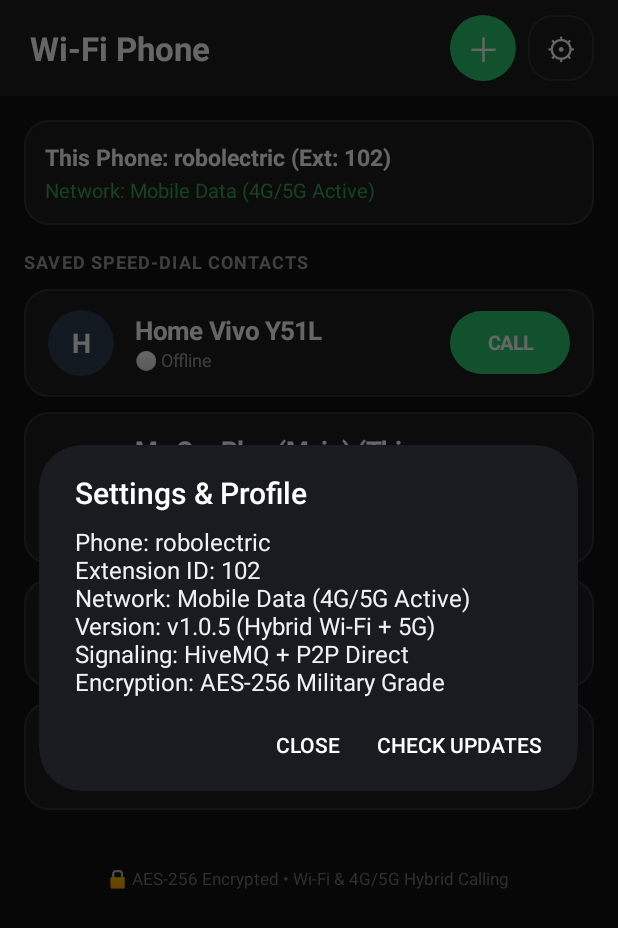
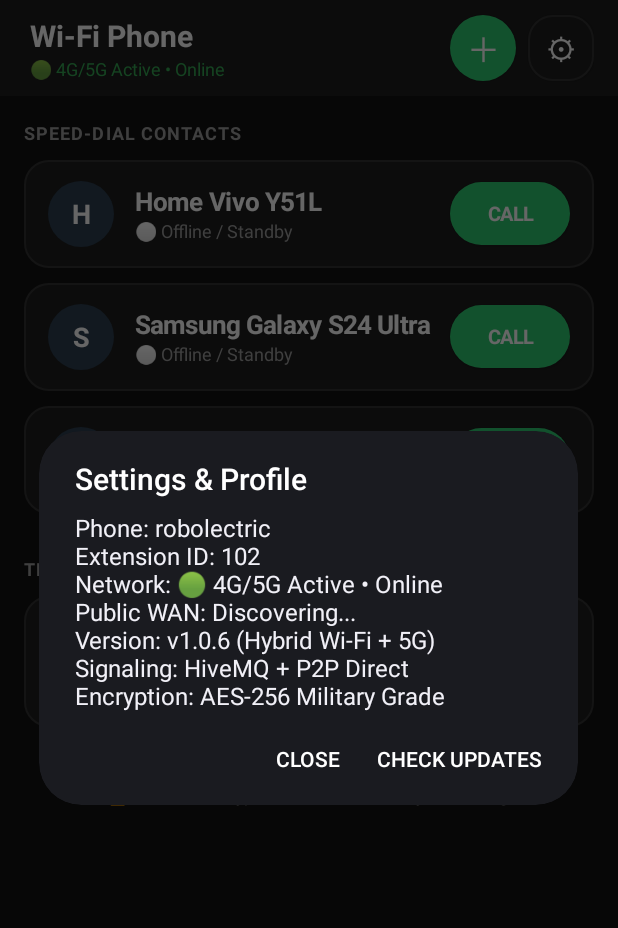
Before and after one commit to sameedkhan7/WiFiCallingApp, an Android app: the MainActivity screen opened directly, with no data from a screen before it, after a tap on an icon or button, on a phone screen of 412 x 824 dp. Shown: the top 928 px of the screen. Run offline under Robolectric (Android 15) with nearby library versions, the phone set to English and light mode, and no system bars; libraries missing offline, so code that uses them is left out: org.eclipse.paho.

Commit message:
v1.0.6: Dynamic Recents, pin self at bottom, STUN NAT traversal for 4G/5G <-> Wi-Fi cross calling

```diff
--- a/app/build.gradle
+++ b/app/build.gradle
@@ -10,8 +10,8 @@ android {
         applicationId "com.secure.wificalling"
         minSdk 21        // Android 5.0 (Vivo Y51L)
         targetSdk 34     // Android 14+ Native (OnePlus, Samsung S24 Ultra, M35)
-        versionCode 5
-        versionName "1.0.5"
+        versionCode 6
+        versionName "1.0.6"
 
         testInstrumentationRunner "androidx.test.runner.AndroidJUnitRunner"
     }
--- a/app/src/main/java/com/secure/wificalling/service/CallBackgroundService.java
+++ b/app/src/main/java/com/secure/wificalling/service/CallBackgroundService.java
@@ -152,7 +152,8 @@ public class CallBackgroundService extends Service implements CallSignaling.Call
     public void onIncomingCall(String callerName, String callerIp, String callerExt) {
         Log.i(TAG, "Incoming call from " + callerName + " (Ext: " + callerExt + ", IP: " + callerIp + ")");
 
-        // 1. Send RINGING response back to caller immediately
+        // 1. Record recents interaction & Send RINGING response back to caller immediately
+        MainActivity.recordInteraction(this, callerExt);
         if (signaling != null) {
             signaling.sendCommand(callerExt, callerIp, "RINGING");
         }
@@ -178,6 +179,7 @@ public class CallBackgroundService extends Service implements CallSignaling.Call
             callIntent.putExtra("CALLER_NAME", callerName);
             callIntent.putExtra("CALLER_IP", callerIp);
             callIntent.putExtra("CALLER_EXT", callerExt);
+            callIntent.putExtra("CALLER_PUBLIC_EP", CallSignaling.getPeerPublicEndpoint(callerExt));
             callIntent.addFlags(Intent.FLAG_ACTIVITY_NEW_TASK | Intent.FLAG_ACTIVITY_CLEAR_TOP | Intent.FLAG_ACTIVITY_REORDER_TO_FRONT);
 
             PendingIntent fullScreenPendingIntent = PendingIntent.getActivity(
--- a/app/src/main/java/com/secure/wificalling/ui/IncomingCallActivity.java
+++ b/app/src/main/java/com/secure/wificalling/ui/IncomingCallActivity.java
@@ -25,6 +25,7 @@ public class IncomingCallActivity extends Activity implements CallSignaling.Call
     private String callerName;
     private String callerIp;
     private String callerExt;
+    private String callerPublicEp;
     private CallSignaling signaling;
     private Handler mainHandler = new Handler(Looper.getMainLooper());
 
@@ -39,6 +40,7 @@ public class IncomingCallActivity extends Activity implements CallSignaling.Call
         callerName = getIntent().getStringExtra("CALLER_NAME");
         callerIp = getIntent().getStringExtra("CALLER_IP");
         callerExt = getIntent().getStringExtra("CALLER_EXT");
+        callerPublicEp = getIntent().getStringExtra("CALLER_PUBLIC_EP");
 
         TextView tvCaller = findViewById(R.id.tvCallerName);
         tvCaller.setText(callerName != null ? callerName : "Incoming Wi-Fi Call");
@@ -82,6 +84,7 @@ public class IncomingCallActivity extends Activity implements CallSignaling.Call
         inCall.putExtra("REMOTE_NAME", callerName);
         inCall.putExtra("REMOTE_IP", callerIp);
         inCall.putExtra("REMOTE_EXT", callerExt);
+        inCall.putExtra("REMOTE_PUBLIC_EP", callerPublicEp != null ? callerPublicEp : CallSignaling.getPeerPublicEndpoint(callerExt));
         inCall.putExtra("IS_OUTGOING", false);
         startActivity(inCall);
 
--- a/app/src/main/java/com/secure/wificalling/ui/MainActivity.java
+++ b/app/src/main/java/com/secure/wificalling/ui/MainActivity.java
@@ -16,7 +16,6 @@ import android.os.Handler;
 import android.os.Looper;
 import android.util.Log;
 import android.view.Gravity;
-import android.view.View;
 import android.widget.Button;
 import android.widget.EditText;
 import android.widget.LinearLayout;
@@ -30,44 +29,67 @@ import com.secure.wificalling.service.CallBackgroundService;
 import com.secure.wificalling.updater.UpdateManager;
 import org.json.JSONArray;
 import org.json.JSONObject;
-import java.net.InetSocketAddress;
-import java.net.Socket;
 import java.util.ArrayList;
+import java.util.Collections;
 import java.util.List;
-import java.util.concurrent.Executors;
 
 /**
  * Google Dialer Speed-Dial & Contact Management Screen.
- * Prevents self-calling, displays live Wi-Fi vs 4G/5G status,
- * and manages speed-dial contacts.
+ * - Dynamic Recents: Most recently called/calling contact jumps to #1 at top.
+ * - Current device is always pinned at the VERY BOTTOM with 'YOU' badge.
+ * - Wi-Fi & 4G/5G Hybrid Calling with HiveMQ & STUN P2P.
  */
 public class MainActivity extends Activity {
 
     private static final String TAG = "MainActivity";
     private static final int PERMISSION_REQ_CODE = 2001;
-    private static final String PREFS_NAME = "WiFiCallingPrefs";
-    private static final String KEY_CONTACTS_JSON = "CONTACTS_JSON_V3";
+    public static final String PREFS_NAME = "WiFiCallingPrefs";
+    public static final String KEY_CONTACTS_JSON = "CONTACTS_JSON_V4";
 
     public static class ContactItem {
         public String ext;      // Extension ID (e.g. "101", "102", "103", "104")
         public String name;     // Display name
         public String query;    // Device model filter
         public String directIp; // Optional static IP
+        public long lastInteractionTime; // Timestamp of last call for recents sorting
 
-        public ContactItem(String ext, String name, String query, String directIp) {
+        public ContactItem(String ext, String name, String query, String directIp, long lastInteractionTime) {
             this.ext = ext;
             this.name = name;
             this.query = query;
             this.directIp = directIp;
+            this.lastInteractionTime = lastInteractionTime;
+        }
+
+        public ContactItem(String ext, String name, String query, String directIp) {
+            this(ext, name, query, directIp, 0);
         }
     }
 
     private SharedPreferences prefs;
     private List<ContactItem> contactList = new ArrayList<>();
     private LinearLayout containerContacts;
-    private TextView tvMyDeviceName, tvMyDeviceIp;
+    private TextView tvMyDeviceIp;
     private Handler mainHandler = new Handler(Looper.getMainLooper());
     private String myExtId;
+
+    public static void recordInteraction(Context context, String ext) {
+        if (context == null || ext == null || ext.isEmpty()) return;
+        try {
+            SharedPreferences prefs = context.getSharedPreferences(PREFS_NAME, Context.MODE_PRIVATE);
+            String json = prefs.getString(KEY_CONTACTS_JSON, null);
+            if (json != null && !json.isEmpty()) {
+                JSONArray arr = new JSONArray(json);
+                for (int i = 0; i < arr.length(); i++) {
+                    JSONObject obj = arr.getJSONObject(i);
+                    if (ext.equals(obj.optString("ext", ""))) {
+                        obj.put("lastInteractionTime", System.currentTimeMillis());
+                    }
+                }
+                prefs.edit().putString(KEY_CONTACTS_JSON, arr.toString()).apply();
+            }
+        } catch (Exception ignored) {}
+    }
 
     @Override
     protected void onCreate(Bundle savedInstanceState) {
@@ -83,12 +105,10 @@ public class MainActivity extends Activity {
 
             myExtId = CallSignaling.detectMyExtensionId();
 
-            tvMyDeviceName = findViewById(R.id.tvMyDeviceName);
             tvMyDeviceIp = findViewById(R.id.tvMyDeviceIp);
             containerContacts = findViewById(R.id.containerContacts);
 
-            tvMyDeviceName.setText("This Phone: " + Build.MODEL + " (Ext: " + myExtId + ")");
-            tvMyDeviceIp.setText("Network: " + getNetworkStatusString());
+            tvMyDeviceIp.setText(getNetworkStatusString());
 
             Button btnAdd = findViewById(R.id.btnTopAddContact);
             Button btnSettings = findViewById(R.id.btnTopSettings);
@@ -112,12 +132,22 @@ public class MainActivity extends Activity {
         }
     }
 
+    @Override
+    protected void onResume() {
+        super.onResume();
+        loadContacts();
+        renderContactsUI();
+        if (tvMyDeviceIp != null) {
+            tvMyDeviceIp.setText(getNetworkStatusString());
+        }
+    }
+
     private String getNetworkStatusString() {
         String ip = getMyWifiIp();
         if (ip.equals("127.0.0.1") || ip.isEmpty()) {
-            return "Mobile Data (4G/5G Active)";
+            return "🟢 4G/5G Active • Online";
         }
-        return "Wi-Fi IP: " + ip;
+        return "🟢 Wi-Fi: " + ip;
     }
 
     private String getMyWifiIp() {
@@ -135,11 +165,11 @@ public class MainActivity extends Activity {
 
     private void loadContacts() {
         contactList.clear();
-        // Always establish the 4 designated family extension lines
-        contactList.add(new ContactItem("101", "Home Vivo Y51L", "Vivo", ""));
-        contactList.add(new ContactItem("102", "My OnePlus (Main)", "OnePlus", ""));
-        contactList.add(new ContactItem("103", "Samsung Galaxy S24 Ultra", "S24", ""));
-        contactList.add(new ContactItem("104", "Samsung Galaxy M35 5G", "M35", ""));
+        // Staggered initial timestamps so the default list has clean order
+        contactList.add(new ContactItem("101", "Home Vivo Y51L", "Vivo", "", 4000));
+        contactList.add(new ContactItem("102", "My OnePlus (Main)", "OnePlus", "", 3000));
+        contactList.add(new ContactItem("103", "Samsung Galaxy S24 Ultra", "S24", "", 2000));
+        contactList.add(new ContactItem("104", "Samsung Galaxy M35 5G", "M35", "", 1000));
 
         String json = prefs.getString(KEY_CONTACTS_JSON, null);
         if (json != null && !json.isEmpty()) {
@@ -155,6 +185,9 @@ public class MainActivity extends Activity {
                             }
                             if (obj.has("directIp")) {
                                 c.directIp = obj.getString("directIp");
+                            }
+                            if (obj.has("lastInteractionTime")) {
+                                c.lastInteractionTime = obj.getLong("lastInteractionTime");
                             }
                         }
                     }
@@ -173,6 +206,7 @@ public class MainActivity extends Activity {
                 obj.put("name", c.name);
                 obj.put("query", c.query);
                 obj.put("directIp", c.directIp);
+                obj.put("lastInteractionTime", c.lastInteractionTime);
                 arr.put(obj);
             }
             prefs.edit().putString(KEY_CONTACTS_JSON, arr.toString()).apply();
@@ -182,9 +216,47 @@ public class MainActivity extends Activity {
     private void renderContactsUI() {
         containerContacts.removeAllViews();
 
-        for (ContactItem contact : contactList) {
-            boolean isSelf = contact.ext.equals(myExtId);
+        ContactItem selfContact = null;
+        List<ContactItem> others = new ArrayList<>();
 
+        for (ContactItem c : contactList) {
+            if (c.ext.equals(myExtId)) {
+                selfContact = c;
+            } else {
+                others.add(c);
+            }
+        }
+
+        // Sort non-self contacts by lastInteractionTime descending (most recent interaction on top #1)
+        Collections.sort(others, (a, b) -> Long.compare(b.lastInteractionTime, a.lastInteractionTime));
+
+        // 1. Render Top Speed-Dial Family Contacts (Other 3 Devices)
+        for (ContactItem contact : others) {
+            LinearLayout card = createContactCard(contact, false);
+            containerContacts.addView(card);
+        }
+
+        // 2. Render Bottom Section Header: THIS DEVICE (MY PHONE)
+        TextView tvSelfHeader = new TextView(this);
+        tvSelfHeader.setText("THIS DEVICE (MY PHONE)");
+        tvSelfHeader.setTextSize(12);
+        tvSelfHeader.setTypeface(null, Typeface.BOLD);
+        tvSelfHeader.setTextColor(Color.parseColor("#9E9E9E"));
+        tvSelfHeader.setLetterSpacing(0.06f);
+        LinearLayout.LayoutParams headerLp = new LinearLayout.LayoutParams(
+                LinearLayout.LayoutParams.WRAP_CONTENT, LinearLayout.LayoutParams.WRAP_CONTENT);
+        headerLp.setMargins(0, dpToPx(18), 0, dpToPx(10));
+        tvSelfHeader.setLayoutParams(headerLp);
+        containerContacts.addView(tvSelfHeader);
+
+        // 3. Render Self Contact Card at the VERY BOTTOM
+        if (selfContact != null) {
+            LinearLayout selfCard = createContactCard(selfContact, true);
+            containerContacts.addView(selfCard);
+        }
+    }
+
+    private LinearLayout createContactCard(ContactItem contact, boolean isSelf) {
         LinearLayout card = new LinearLayout(this);
         card.setOrientation(LinearLayout.HORIZONTAL);
         card.setBackgroundResource(R.drawable.bg_card);
@@ -222,21 +294,22 @@ public class MainActivity extends Activity {
 
         TextView tvStatus = new TextView(this);
         if (isSelf) {
-                tvStatus.setText("🟢 This Device (" + getNetworkStatusString() + ")");
+            tvStatus.setText("🟢 Active • " + getNetworkStatusString());
             tvStatus.setTextColor(Color.parseColor("#34A853"));
         } else {
             CallSignaling.PeerStatus ps = CallSignaling.peerStatuses.get(contact.ext);
             boolean isOnline = (ps != null && (System.currentTimeMillis() - ps.lastSeen < 25000));
             if (isOnline) {
-                    tvStatus.setText("🟢 Online (" + ps.networkType + (ps.localIp.isEmpty() ? "" : ": " + ps.localIp) + ")");
+                String ipPart = (!ps.localIp.isEmpty() && !ps.localIp.equals("127.0.0.1")) ? ": " + ps.localIp : "";
+                tvStatus.setText("🟢 Online (" + ps.networkType + ipPart + ")");
                 tvStatus.setTextColor(Color.parseColor("#34A853"));
             } else {
                 String lanIp = resolveLanIp(contact);
-                    if (lanIp != null && !lanIp.isEmpty()) {
+                if (lanIp != null && !lanIp.isEmpty() && !lanIp.equals("127.0.0.1")) {
                     tvStatus.setText("🟢 Online (Local Wi-Fi)");
                     tvStatus.setTextColor(Color.parseColor("#34A853"));
                 } else {
-                        tvStatus.setText("⚪ Offline");
+                    tvStatus.setText("⚪ Offline / Standby");
                     tvStatus.setTextColor(Color.parseColor("#9E9E9E"));
                 }
             }
@@ -245,10 +318,10 @@ public class MainActivity extends Activity {
         details.addView(tvStatus);
         card.addView(details);
 
-            // Call Action or Self Badge
+        // Action: [CALL] for others, [YOU] for self
         if (isSelf) {
             TextView selfBadge = new TextView(this);
-                selfBadge.setLayoutParams(new LinearLayout.LayoutParams(dpToPx(85), dpToPx(38)));
+            selfBadge.setLayoutParams(new LinearLayout.LayoutParams(dpToPx(75), dpToPx(38)));
             selfBadge.setText("YOU");
             selfBadge.setGravity(Gravity.CENTER);
             selfBadge.setTextSize(12);
@@ -256,6 +329,8 @@ public class MainActivity extends Activity {
             selfBadge.setTextColor(Color.parseColor("#888888"));
             selfBadge.setBackgroundResource(R.drawable.bg_card);
             card.addView(selfBadge);
+
+            card.setOnClickListener(v -> Toast.makeText(this, "This is your current phone (" + Build.MODEL + ")", Toast.LENGTH_SHORT).show());
         } else {
             Button btnCall = new Button(this);
             btnCall.setLayoutParams(new LinearLayout.LayoutParams(dpToPx(80), dpToPx(42)));
@@ -266,16 +341,11 @@ public class MainActivity extends Activity {
             btnCall.setBackgroundResource(R.drawable.bg_button_call);
             btnCall.setOnClickListener(v -> initiateCall(contact));
             card.addView(btnCall);
+
+            card.setOnClickListener(v -> showContactProfileDialog(contact));
         }
 
-            // Click card opens profile / edit dialog
-            card.setOnClickListener(v -> {
-                if (!isSelf) showContactProfileDialog(contact);
-                else Toast.makeText(this, "This is your current phone.", Toast.LENGTH_SHORT).show();
-            });
-
-            containerContacts.addView(card);
-        }
+        return card;
     }
 
     private String resolveLanIp(ContactItem contact) {
@@ -283,13 +353,16 @@ public class MainActivity extends Activity {
             return contact.directIp.trim();
         }
         CallSignaling.PeerStatus ps = CallSignaling.peerStatuses.get(contact.ext);
-        if (ps != null && ps.localIp != null && !ps.localIp.isEmpty()) {
+        if (ps != null && ps.localIp != null && !ps.localIp.isEmpty() && !ps.localIp.equals("127.0.0.1")) {
             return ps.localIp;
         }
         for (String dev : CallSignaling.onlineDevices.keySet()) {
             if (dev.toLowerCase().contains(contact.query.toLowerCase()) ||
                 dev.toLowerCase().contains(contact.name.toLowerCase())) {
-                return CallSignaling.onlineDevices.get(dev);
+                String ip = CallSignaling.onlineDevices.get(dev);
+                if (ip != null && !ip.equals("127.0.0.1")) {
+                    return ip;
+                }
             }
         }
         return null;
@@ -301,6 +374,11 @@ public class MainActivity extends Activity {
             return;
         }
 
+        // Jump to position #1 immediately
+        contact.lastInteractionTime = System.currentTimeMillis();
+        saveContacts();
+        renderContactsUI();
+
         String lanIp = resolveLanIp(contact);
         Toast.makeText(this, "Calling " + contact.name + "...", Toast.LENGTH_SHORT).show();
 
@@ -311,6 +389,7 @@ public class MainActivity extends Activity {
         intent.putExtra("REMOTE_NAME", contact.name);
         intent.putExtra("REMOTE_IP", lanIp != null ? lanIp : "remote");
         intent.putExtra("REMOTE_EXT", contact.ext);
+        intent.putExtra("REMOTE_PUBLIC_EP", CallSignaling.getPeerPublicEndpoint(contact.ext));
         intent.putExtra("IS_OUTGOING", true);
         startActivity(intent);
     }
@@ -320,11 +399,11 @@ public class MainActivity extends Activity {
         builder.setTitle(contact.name + " (Ext: " + contact.ext + ")");
 
         CallSignaling.PeerStatus ps = CallSignaling.peerStatuses.get(contact.ext);
-        String status = (ps != null && System.currentTimeMillis() - ps.lastSeen < 15000)
+        String status = (ps != null && System.currentTimeMillis() - ps.lastSeen < 25000)
                 ? "Online (" + ps.networkType + ")" : "Offline / Standby";
 
         String lanIp = resolveLanIp(contact);
-        builder.setMessage("Device: " + contact.query + "\nStatus: " + status + "\nLAN IP: " + (lanIp != null ? lanIp : "N/A"));
+        builder.setMessage("Device: " + contact.query + "\nStatus: " + status + "\nLAN IP: " + (lanIp != null ? lanIp : "Auto (Remote/4G)"));
 
         builder.setPositiveButton("CALL", (dialog, which) -> initiateCall(contact));
         builder.setNeutralButton("Edit", (dialog, which) -> showEditContactDialog(contact));
@@ -369,7 +448,7 @@ public class MainActivity extends Activity {
             String query = etQuery.getText().toString().trim();
             String ip = etIp.getText().toString().trim();
             if (!name.isEmpty() && !ext.isEmpty()) {
-                contactList.add(new ContactItem(ext, name, query.isEmpty() ? name : query, ip));
+                contactList.add(new ContactItem(ext, name, query.isEmpty() ? name : query, ip, System.currentTimeMillis()));
                 saveContacts();
                 renderContactsUI();
                 Toast.makeText(this, "Contact added!", Toast.LENGTH_SHORT).show();
@@ -426,7 +505,8 @@ public class MainActivity extends Activity {
         String msg = "Phone: " + Build.MODEL + "\n" +
                      "Extension ID: " + myExtId + "\n" +
                      "Network: " + getNetworkStatusString() + "\n" +
-                     "Version: v1.0.5 (Hybrid Wi-Fi + 5G)\n" +
+                     "Public WAN: " + (CallSignaling.myPublicEndpoint.isEmpty() ? "Discovering..." : CallSignaling.myPublicEndpoint) + "\n" +
+                     "Version: v1.0.6 (Hybrid Wi-Fi + 5G)\n" +
                      "Signaling: HiveMQ + P2P Direct\n" +
                      "Encryption: AES-256 Military Grade";
         builder.setMessage(msg);
@@ -445,7 +525,9 @@ public class MainActivity extends Activity {
             @Override
             public void run() {
                 renderContactsUI();
-                tvMyDeviceIp.setText("Network: " + getNetworkStatusString());
+                if (tvMyDeviceIp != null) {
+                    tvMyDeviceIp.setText(getNetworkStatusString());
+                }
                 mainHandler.postDelayed(this, 3000);
             }
         }, 3000);
--- a/app/src/main/res/layout/activity_main.xml
+++ b/app/src/main/res/layout/activity_main.xml
@@ -15,14 +15,28 @@
         android:paddingEnd="16dp"
         android:background="#1E1E1E">
 
-        <TextView
+        <LinearLayout
             android:layout_width="0dp"
             android:layout_height="wrap_content"
             android:layout_weight="1"
-            android:text="Wi-Fi Phone"
-            android:textSize="22sp"
-            android:textStyle="bold"
-            android:textColor="@color/text_primary" />
+            android:orientation="vertical">
+
+            <TextView
+                android:layout_width="wrap_content"
+                android:layout_height="wrap_content"
+                android:text="Wi-Fi Phone"
+                android:textSize="20sp"
+                android:textStyle="bold"
+                android:textColor="@color/text_primary" />
+
+            <TextView
+                android:id="@+id/tvMyDeviceIp"
+                android:layout_width="wrap_content"
+                android:layout_height="wrap_content"
+                android:text="Connecting..."
+                android:textSize="12sp"
+                android:textColor="#34A853" />
+        </LinearLayout>
 
         <!-- Add Contact Button (+) -->
         <Button
@@ -56,46 +70,18 @@
             android:layout_height="wrap_content"
             android:orientation="vertical">
 
-            <!-- My Device Info Banner -->
-            <LinearLayout
-                android:layout_width="match_parent"
-                android:layout_height="wrap_content"
-                android:orientation="vertical"
-                android:background="@drawable/bg_card"
-                android:padding="14dp"
-                android:layout_marginBottom="16dp">
-
-                <TextView
-                    android:id="@+id/tvMyDeviceName"
-                    android:layout_width="wrap_content"
-                    android:layout_height="wrap_content"
-                    android:text="This Phone: Loading..."
-                    android:textSize="15sp"
-                    android:textStyle="bold"
-                    android:textColor="@color/text_primary" />
-
-                <TextView
-                    android:id="@+id/tvMyDeviceIp"
-                    android:layout_width="wrap_content"
-                    android:layout_height="wrap_content"
-                    android:text="IP: Checking Wi-Fi..."
-                    android:textSize="13sp"
-                    android:textColor="#34A853"
-                    android:layout_marginTop="2dp" />
-            </LinearLayout>
-
             <!-- Contacts Header -->
             <TextView
                 android:layout_width="wrap_content"
                 android:layout_height="wrap_content"
-                android:text="SAVED SPEED-DIAL CONTACTS"
+                android:text="SPEED-DIAL CONTACTS"
                 android:textSize="12sp"
                 android:textStyle="bold"
                 android:textColor="#9E9E9E"
                 android:letterSpacing="0.06"
                 android:layout_marginBottom="10dp" />
 
-            <!-- Dynamic Contacts Container -->
+            <!-- Dynamic Contacts Container (Recents first, Self at bottom) -->
             <LinearLayout
                 android:id="@+id/containerContacts"
                 android:layout_width="match_parent"
@@ -111,7 +97,7 @@
                 android:textSize="11sp"
                 android:textColor="#757575"
                 android:layout_marginTop="28dp"
-                android:layout_marginBottom="16dp" />
+                android:layout_marginBottom="24dp" />
 
         </LinearLayout>
     </ScrollView>
```
Also changed, not shown: app/src/main/java/com/secure/wificalling/audio/VoiceEngine.java (+118 -71 lines), app/src/main/java/com/secure/wificalling/network/CallSignaling.java (+105 -44 lines), app/src/main/java/com/secure/wificalling/network/StunUtil.java (added, +71 -0 lines), app/src/main/java/com/secure/wificalling/ui/InCallActivity.java (+10 -1 lines), 2 other files. Lines whose indentation alone changed are shown as unchanged.
